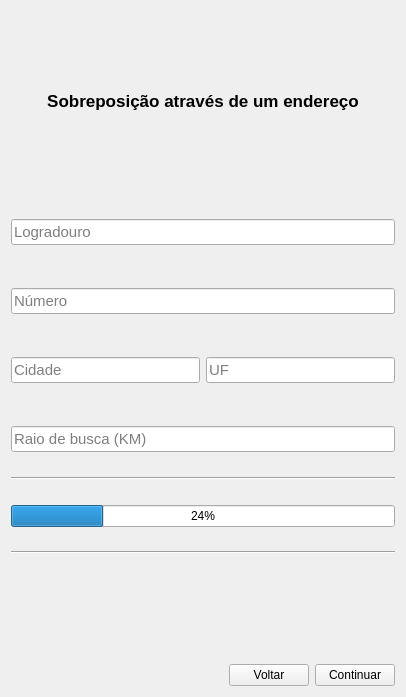
Old version of the form screens/overlay_address.ui in the repository spuhub/prisma.
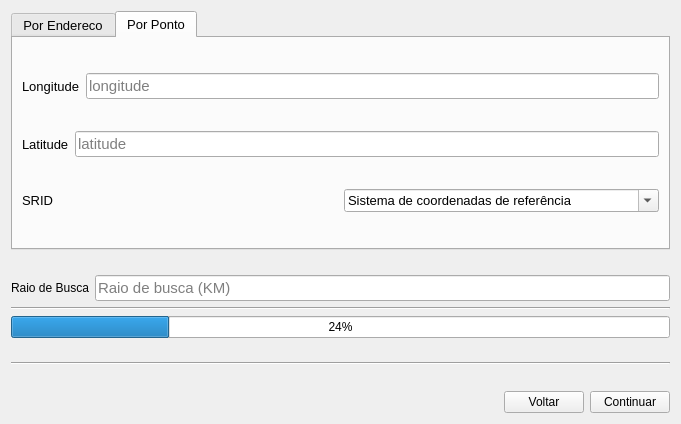
New version of the form. The open tabs and pages were chosen to show the change.

The edit to the form file:
```diff
--- a/screens/overlay_address.ui
+++ b/screens/overlay_address.ui
@@ -6,109 +6,38 @@
    <rect>
     <x>0</x>
     <y>0</y>
-    <width>406</width>
-    <height>697</height>
+    <width>681</width>
+    <height>424</height>
    </rect>
   </property>
   <property name="windowTitle">
-   <string>Form</string>
+   <string>Sobreposição através de um endereço ou ponto</string>
   </property>
+  <layout class="QVBoxLayout" name="verticalLayout_3">
+   <item>
+    <widget class="QTabWidget" name="tabWidget">
+     <property name="font">
+      <font>
+       <pointsize>10</pointsize>
+      </font>
+     </property>
+     <property name="currentIndex">
+      <number>0</number>
+     </property>
+     <widget class="QWidget" name="tab">
+      <attribute name="title">
+       <string>Por Endereco</string>
+      </attribute>
   <layout class="QVBoxLayout" name="verticalLayout">
    <item>
-    <spacer name="horizontalSpacer_9">
-     <property name="orientation">
-      <enum>Qt::Horizontal</enum>
-     </property>
-     <property name="sizeHint" stdset="0">
-      <size>
-       <width>40</width>
-       <height>20</height>
-      </size>
-     </property>
-    </spacer>
-   </item>
-   <item>
-    <spacer name="horizontalSpacer_10">
-     <property name="orientation">
-      <enum>Qt::Horizontal</enum>
-     </property>
-     <property name="sizeHint" stdset="0">
-      <size>
-       <width>40</width>
-       <height>20</height>
-      </size>
-     </property>
-    </spacer>
-   </item>
-   <item>
-    <spacer name="horizontalSpacer_3">
-     <property name="orientation">
-      <enum>Qt::Horizontal</enum>
-     </property>
-     <property name="sizeHint" stdset="0">
-      <size>
-       <width>40</width>
-       <height>20</height>
-      </size>
-     </property>
-    </spacer>
-   </item>
-   <item>
-    <spacer name="horizontalSpacer_8">
-     <property name="orientation">
-      <enum>Qt::Horizontal</enum>
-     </property>
-     <property name="sizeHint" stdset="0">
-      <size>
-       <width>40</width>
-       <height>20</height>
-      </size>
-     </property>
-    </spacer>
-   </item>
+        <layout class="QHBoxLayout" name="horizontalLayout_2">
    <item>
     <widget class="QLabel" name="label">
-     <property name="font">
-      <font>
-       <pointsize>13</pointsize>
-       <weight>75</weight>
-       <bold>true</bold>
-      </font>
-     </property>
      <property name="text">
-      <string>Sobreposição através de um endereço</string>
-     </property>
-     <property name="alignment">
-      <set>Qt::AlignCenter</set>
+            <string>Logradouro</string>
      </property>
     </widget>
    </item>
-   <item>
-    <spacer name="verticalSpacer_2">
-     <property name="orientation">
-      <enum>Qt::Vertical</enum>
-     </property>
-     <property name="sizeHint" stdset="0">
-      <size>
-       <width>20</width>
-       <height>40</height>
-      </size>
-     </property>
-    </spacer>
-   </item>
-   <item>
-    <spacer name="horizontalSpacer">
-     <property name="orientation">
-      <enum>Qt::Horizontal</enum>
-     </property>
-     <property name="sizeHint" stdset="0">
-      <size>
-       <width>385</width>
-       <height>18</height>
-      </size>
-     </property>
-    </spacer>
-   </item>
    <item>
     <widget class="QLineEdit" name="txt_logradouro">
      <property name="font">
@@ -139,31 +68,16 @@
      </property>
     </widget>
    </item>
-   <item>
-    <spacer name="horizontalSpacer_11">
-     <property name="orientation">
-      <enum>Qt::Horizontal</enum>
-     </property>
-     <property name="sizeHint" stdset="0">
-      <size>
-       <width>385</width>
-       <height>18</height>
-      </size>
-     </property>
-    </spacer>
+        </layout>
    </item>
    <item>
-    <spacer name="horizontalSpacer_2">
-     <property name="orientation">
-      <enum>Qt::Horizontal</enum>
-     </property>
-     <property name="sizeHint" stdset="0">
-      <size>
-       <width>385</width>
-       <height>19</height>
-      </size>
-     </property>
-    </spacer>
+        <layout class="QHBoxLayout" name="horizontalLayout_3">
+         <item>
+          <widget class="QLabel" name="label_2">
+           <property name="text">
+            <string>Número</string>
+           </property>
+          </widget>
    </item>
    <item>
     <widget class="QLineEdit" name="txt_numero">
@@ -195,34 +109,35 @@
      </property>
     </widget>
    </item>
+        </layout>
+       </item>
    <item>
-    <spacer name="horizontalSpacer_12">
-     <property name="orientation">
-      <enum>Qt::Horizontal</enum>
-     </property>
-     <property name="sizeHint" stdset="0">
-      <size>
-       <width>385</width>
-       <height>18</height>
-      </size>
-     </property>
-    </spacer>
+        <layout class="QHBoxLayout" name="horizontalLayout_4">
+         <item>
+          <widget class="QLabel" name="label_3">
+           <property name="text">
+            <string>Bairro</string>
+           </property>
+          </widget>
    </item>
    <item>
-    <spacer name="horizontalSpacer_5">
-     <property name="orientation">
-      <enum>Qt::Horizontal</enum>
-     </property>
-     <property name="sizeHint" stdset="0">
-      <size>
-       <width>385</width>
-       <height>19</height>
-      </size>
-     </property>
-    </spacer>
-   </item>
+          <widget class="QLineEdit" name="txt_bairro">
+           <property name="placeholderText">
+            <string>Bairro</string>
+           </property>
+          </widget>
+         </item>
+        </layout>
+       </item>
    <item>
-    <layout class="QHBoxLayout" name="horizontalLayout">
+        <layout class="QHBoxLayout" name="horizontalLayout_6">
+         <item>
+          <widget class="QLabel" name="label_4">
+           <property name="text">
+            <string>Cidade</string>
+           </property>
+          </widget>
+         </item>
      <item>
       <widget class="QLineEdit" name="txt_cidade">
        <property name="font">
@@ -253,6 +168,17 @@
        </property>
       </widget>
      </item>
+        </layout>
+       </item>
+       <item>
+        <layout class="QHBoxLayout" name="horizontalLayout">
+         <item>
+          <widget class="QLabel" name="label_5">
+           <property name="text">
+            <string>UF</string>
+           </property>
+          </widget>
+         </item>
      <item>
       <widget class="QLineEdit" name="txt_uf">
        <property name="font">
@@ -286,7 +212,147 @@
     </layout>
    </item>
    <item>
-    <spacer name="horizontalSpacer_14">
+        <layout class="QHBoxLayout" name="horizontalLayout_7">
+         <item>
+          <widget class="QLabel" name="label_6">
+           <property name="text">
+            <string>CEP</string>
+           </property>
+          </widget>
+         </item>
+         <item>
+          <widget class="QLineEdit" name="txt_cep">
+           <property name="placeholderText">
+            <string>CEP</string>
+           </property>
+          </widget>
+         </item>
+        </layout>
+       </item>
+      </layout>
+     </widget>
+     <widget class="QWidget" name="tab_2">
+      <attribute name="title">
+       <string>Por Ponto</string>
+      </attribute>
+      <layout class="QVBoxLayout" name="verticalLayout_2">
+       <item>
+        <layout class="QHBoxLayout" name="horizontalLayout_9">
+         <item>
+          <widget class="QLabel" name="label_8">
+           <property name="text">
+            <string>Longitude</string>
+           </property>
+          </widget>
+         </item>
+         <item>
+          <widget class="QLineEdit" name="txt_lon">
+           <property name="font">
+            <font>
+             <pointsize>11</pointsize>
+            </font>
+           </property>
+           <property name="accessibleName">
+            <string/>
+           </property>
+           <property name="layoutDirection">
+            <enum>Qt::LeftToRight</enum>
+           </property>
+           <property name="inputMask">
+            <string/>
+           </property>
+           <property name="text">
+            <string/>
+           </property>
+           <property name="frame">
+            <bool>true</bool>
+           </property>
+           <property name="placeholderText">
+            <string>longitude</string>
+           </property>
+           <property name="cursorMoveStyle">
+            <enum>Qt::LogicalMoveStyle</enum>
+           </property>
+          </widget>
+         </item>
+        </layout>
+       </item>
+       <item>
+        <layout class="QHBoxLayout" name="horizontalLayout_10">
+         <item>
+          <widget class="QLabel" name="label_9">
+           <property name="text">
+            <string>Latitude</string>
+           </property>
+          </widget>
+         </item>
+         <item>
+          <widget class="QLineEdit" name="txt_lat">
+           <property name="font">
+            <font>
+             <pointsize>11</pointsize>
+            </font>
+           </property>
+           <property name="accessibleName">
+            <string/>
+           </property>
+           <property name="layoutDirection">
+            <enum>Qt::LeftToRight</enum>
+           </property>
+           <property name="inputMask">
+            <string/>
+           </property>
+           <property name="text">
+            <string/>
+           </property>
+           <property name="frame">
+            <bool>true</bool>
+           </property>
+           <property name="placeholderText">
+            <string>latitude</string>
+           </property>
+           <property name="cursorMoveStyle">
+            <enum>Qt::LogicalMoveStyle</enum>
+           </property>
+          </widget>
+         </item>
+        </layout>
+       </item>
+       <item>
+        <layout class="QHBoxLayout" name="horizontalLayout_11">
+         <item>
+          <widget class="QLabel" name="label_10">
+           <property name="text">
+            <string>SRID</string>
+           </property>
+          </widget>
+         </item>
+         <item>
+          <widget class="QComboBox" name="refSysCombo">
+           <property name="editable">
+            <bool>true</bool>
+           </property>
+           <property name="currentText">
+            <string>Sistema de coordenadas de referência</string>
+           </property>
+           <property name="placeholderText">
+            <string/>
+           </property>
+           <item>
+            <property name="text">
+             <string>Sistema de coordenadas de referência</string>
+            </property>
+           </item>
+          </widget>
+         </item>
+        </layout>
+       </item>
+      </layout>
+     </widget>
+    </widget>
+   </item>
+   <item>
+    <spacer name="horizontalSpacer_16">
      <property name="orientation">
       <enum>Qt::Horizontal</enum>
      </property>
@@ -299,17 +365,13 @@
     </spacer>
    </item>
    <item>
-    <spacer name="horizontalSpacer_6">
-     <property name="orientation">
-      <enum>Qt::Horizontal</enum>
-     </property>
-     <property name="sizeHint" stdset="0">
-      <size>
-       <width>385</width>
-       <height>18</height>
-      </size>
-     </property>
-    </spacer>
+    <layout class="QHBoxLayout" name="horizontalLayout_8">
+     <item>
+      <widget class="QLabel" name="label_7">
+       <property name="text">
+        <string>Raio de Busca</string>
+       </property>
+      </widget>
    </item>
    <item>
     <widget class="QLineEdit" name="txt_raio">
@@ -341,18 +403,7 @@
      </property>
     </widget>
    </item>
-   <item>
-    <spacer name="horizontalSpacer_15">
-     <property name="orientation">
-      <enum>Qt::Horizontal</enum>
-     </property>
-     <property name="sizeHint" stdset="0">
-      <size>
-       <width>385</width>
-       <height>19</height>
-      </size>
-     </property>
-    </spacer>
+    </layout>
    </item>
    <item>
     <widget class="Line" name="line">
@@ -361,19 +412,6 @@
      </property>
     </widget>
    </item>
-   <item>
-    <spacer name="horizontalSpacer_16">
-     <property name="orientation">
-      <enum>Qt::Horizontal</enum>
-     </property>
-     <property name="sizeHint" stdset="0">
-      <size>
-       <width>385</width>
-       <height>19</height>
-      </size>
-     </property>
-    </spacer>
-   </item>
    <item>
     <widget class="QProgressBar" name="progressBar">
      <property name="value">
@@ -414,19 +452,6 @@
      </property>
     </spacer>
    </item>
-   <item>
-    <spacer name="verticalSpacer">
-     <property name="orientation">
-      <enum>Qt::Vertical</enum>
-     </property>
-     <property name="sizeHint" stdset="0">
-      <size>
-       <width>20</width>
-       <height>40</height>
-      </size>
-     </property>
-    </spacer>
-   </item>
    <item>
     <layout class="QHBoxLayout" name="horizontalLayout_5">
      <item>
```
Lines whose indentation alone changed are shown as unchanged.
